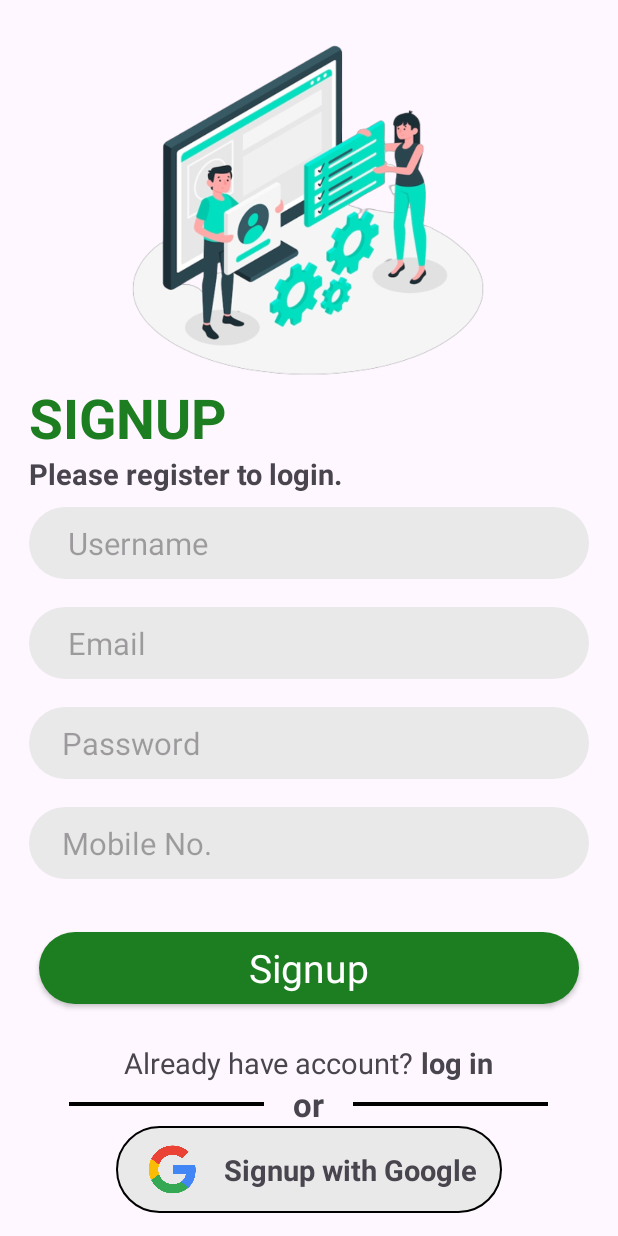
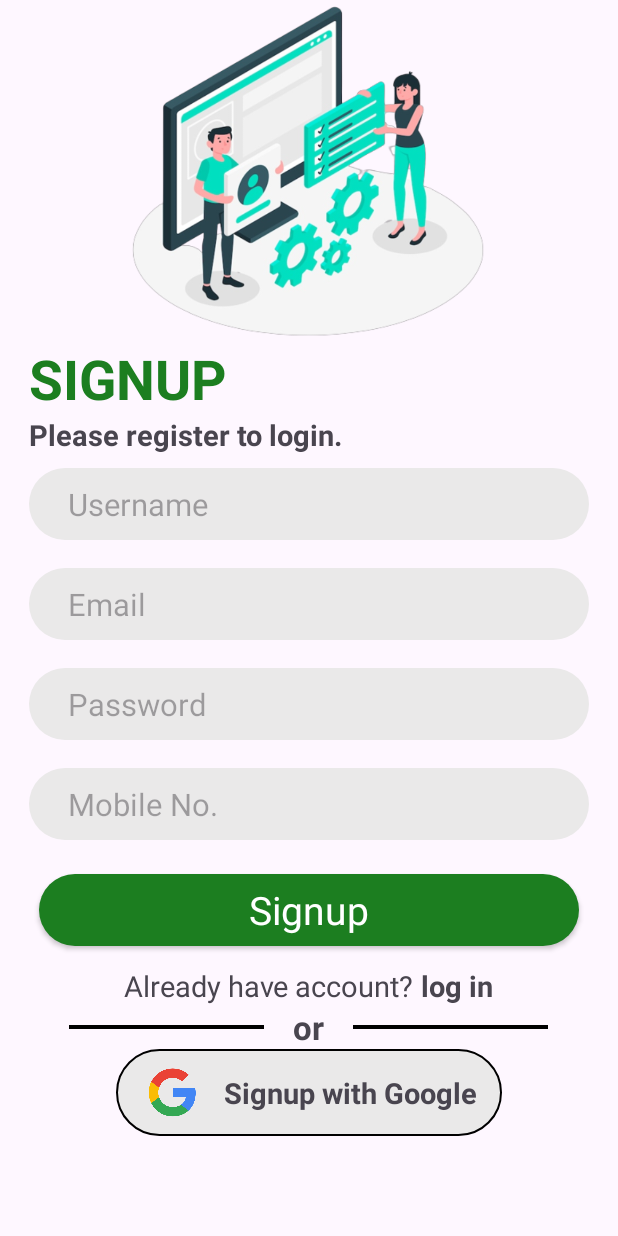
Before and after one commit to Amar0326/Java_Tutorial, an Android app: the SignupActivity screen opened directly, with no data from a screen before it, on a phone screen of 412 x 824 dp. Run offline under Robolectric (Android 15) with nearby library versions, the light colour scheme and no system bars; our stand-ins replace Firebase (no records; nobody signed in at launch, a user with empty details on screens opened directly), sdp/ssp sizes.

Commit message:
entry style done

```diff
--- a/app/src/main/res/layout/activity_login.xml
+++ b/app/src/main/res/layout/activity_login.xml
@@ -48,29 +48,16 @@
             android:layout_width="match_parent"
             android:layout_height="@dimen/_40sdp"
             android:layout_below="@+id/log2"
-            android:layout_marginStart="@dimen/_15sdp"
-            android:layout_marginTop="@dimen/_20sdp"
-            android:layout_marginEnd="@dimen/_15sdp"
-            android:layout_marginBottom="@dimen/_15sdp"
-            android:background="@drawable/rounded_textbox"
             android:hint="Username"
-            android:inputType="text"
-            android:textSize="@dimen/_16ssp"
-            android:paddingHorizontal="@dimen/_20sdp"></EditText>
+            style="@style/AuthenticationInput"></EditText>
 
         <EditText
             android:id="@+id/inputpass"
             android:layout_width="match_parent"
             android:layout_height="@dimen/_40sdp"
             android:layout_below="@+id/inputemail"
-            android:layout_marginTop="@dimen/_20sdp"
-            android:layout_marginHorizontal="@dimen/_15sdp"
-            android:layout_marginVertical="@dimen/_5sdp"
-            android:background="@drawable/rounded_textbox"
             android:hint="Password"
-            android:textSize="@dimen/_16ssp"
-            android:inputType="text"
-            android:paddingHorizontal="@dimen/_20sdp"></EditText>
+            style="@style/AuthenticationInput"></EditText>
 
         <androidx.appcompat.widget.AppCompatButton
             android:id="@+id/loginbtn"
--- a/app/src/main/res/layout/activity_signup.xml
+++ b/app/src/main/res/layout/activity_signup.xml
@@ -13,7 +13,6 @@
 
         <ImageView
             android:id="@+id/img"
-            android:layout_marginTop="@dimen/_20sdp"
             android:layout_width="@dimen/_230sdp"
             android:layout_height="@dimen/_175sdp"
             android:src="@drawable/signupimage"
@@ -46,56 +45,35 @@
             android:id="@+id/inputname"
             android:layout_width="match_parent"
             android:layout_height="@dimen/_37sdp"
-            android:layout_marginHorizontal="@dimen/_15sdp"
             android:layout_below="@+id/log2"
-            android:inputType="text"
-            android:layout_marginVertical="@dimen/_7sdp"
             android:hint="Username"
-            android:textSize="@dimen/_16ssp"
-            android:background="@drawable/rounded_textbox"
-            android:paddingHorizontal="@dimen/_20sdp"
+            style="@style/AuthenticationInput"
             ></EditText>
 
         <EditText
             android:id="@+id/inputemail"
             android:layout_width="match_parent"
             android:layout_height="@dimen/_37sdp"
-            android:layout_marginHorizontal="@dimen/_15sdp"
             android:layout_below="@+id/inputname"
-            android:inputType="text"
-            android:layout_marginVertical="@dimen/_7sdp"
             android:hint="Email"
-            android:textSize="@dimen/_16ssp"
-            android:background="@drawable/rounded_textbox"
-            android:paddingHorizontal="@dimen/_20sdp"
-            ></EditText>
+            style="@style/AuthenticationInput"></EditText>
 
         <EditText
             android:id="@+id/inputpass"
             android:layout_width="match_parent"
             android:layout_height="@dimen/_37sdp"
-            android:layout_marginHorizontal="@dimen/_15sdp"
-            android:layout_marginVertical="@dimen/_7sdp"
             android:layout_below="@+id/inputemail"
-            android:inputType="text"
             android:hint="Password"
-            android:textSize="@dimen/_16ssp"
-            android:background="@drawable/rounded_textbox"
-            android:paddingHorizontal="@dimen/_17sdp"
+            style="@style/AuthenticationInput"
             ></EditText>
 
         <EditText
             android:id="@+id/inputm_no"
             android:layout_width="match_parent"
             android:layout_height="@dimen/_37sdp"
-            android:layout_marginHorizontal="@dimen/_15sdp"
-            android:layout_marginVertical="@dimen/_7sdp"
             android:layout_below="@+id/inputpass"
-            android:inputType="text"
             android:hint="Mobile No."
-            android:textSize="@dimen/_16ssp"
-            android:background="@drawable/rounded_textbox"
-            android:paddingHorizontal="@dimen/_17sdp"
+            style="@style/AuthenticationInput"
             ></EditText>
 
         <androidx.appcompat.widget.AppCompatButton
--- a/app/src/main/res/values/themes.xml
+++ b/app/src/main/res/values/themes.xml
@@ -11,8 +11,18 @@
         <item name="android:textSize">@dimen/_20ssp</item>
         <item name="android:paddingHorizontal">30dp</item>
         <item name="android:background">@drawable/rounded_corner</item>
-        <item name="android:layout_margin">@dimen/_20sdp</item>
+        <item name="android:layout_marginHorizontal">@dimen/_20sdp</item>
+        <item name="android:layout_marginVertical">@dimen/_10sdp</item>
         <item name="android:layout_centerHorizontal">true</item>
+    </style>
+
+    <style name="AuthenticationInput">
+        <item name="android:layout_marginHorizontal">@dimen/_15sdp</item>
+        <item name="android:inputType">text</item>
+        <item name="android:layout_marginVertical">@dimen/_7sdp</item>
+        <item name="android:textSize">@dimen/_16ssp</item>
+        <item name="android:background">@drawable/rounded_textbox</item>
+        <item name="android:paddingHorizontal">@dimen/_20sdp</item>
     </style>
 
     <style name="Theme.JavaTutorial" parent="Base.Theme.JavaTutorial" />
```
